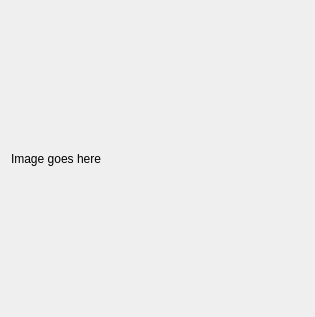
First picture: the form in widget.ui, repository shujaatak/MintyRemote-MJPEG_Viewer, before the edit.
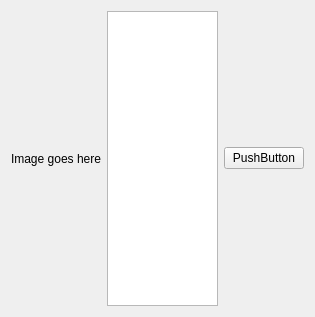
Second picture: the form after the edit.

```diff
--- a/widget.ui
+++ b/widget.ui
@@ -13,7 +13,7 @@
   <property name="windowTitle">
    <string>Widget</string>
   </property>
-  <layout class="QVBoxLayout" name="verticalLayout">
+  <layout class="QHBoxLayout" name="horizontalLayout">
    <item>
     <widget class="QLabel" name="imgOutput">
      <property name="sizePolicy">
@@ -27,6 +27,16 @@
      </property>
     </widget>
    </item>
+   <item>
+    <widget class="QPlainTextEdit" name="imgDebug"/>
+   </item>
+   <item>
+    <widget class="QPushButton" name="stopButton">
+     <property name="text">
+      <string>PushButton</string>
+     </property>
+    </widget>
+   </item>
   </layout>
  </widget>
  <layoutdefault spacing="6" margin="11"/>
```
